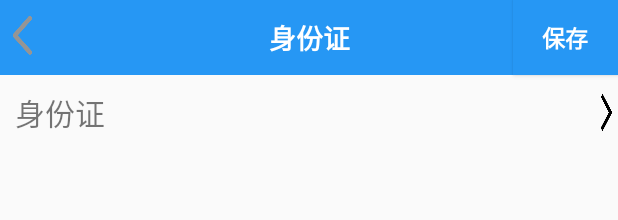
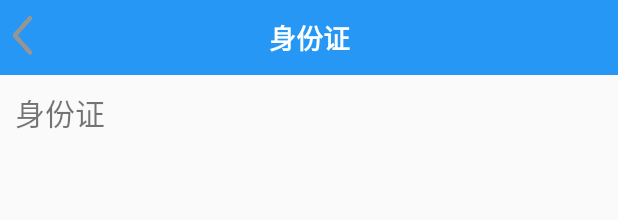
Before and after one commit to Tsukansama/Android_Group08, an Android app: the layout activity_sfz.xml on its own in the app's theme, with its tools: preview values and no code run, on a phone screen of 412 x 824 dp. Shown: the top 220 px of the screen. Run offline under Robolectric (Android 15) with nearby library versions, the phone set to English and light mode, and no system bars.

```diff
--- a/app/src/main/res/layout/activity_sfz.xml
+++ b/app/src/main/res/layout/activity_sfz.xml
@@ -3,7 +3,7 @@
     android:layout_width="match_parent"
     android:layout_height="match_parent">
     <Button
-        android:id="@+id/btn_home2"
+        android:id="@+id/btn_back"
         android:layout_width="30dp"
         android:layout_height="35dp"
         android:layout_alignParentTop="true"
@@ -22,21 +22,9 @@
         android:textSize="18dp"
         android:background="#2697F4"
         android:textStyle="bold" />
-    <Button
-        android:id="@+id/btn_sfzbc"
-        android:layout_width="70dp"
-        android:layout_height="50dp"
-        android:layout_rowWeight="1"
-        android:layout_columnWeight="1"
-        android:gravity="center"
-        android:layout_alignParentRight="true"
-        android:text="保存"
-        android:textSize="15dp"
-        android:textColor="#FFFFFF"
-        android:background="#2697F4"
-        android:textStyle="bold" />
+
     <TextView
-        android:id="@+id/btn_home3"
+        android:id="@+id/text_identify"
         android:layout_width="match_parent"
         android:layout_height="50dp"
         android:layout_marginLeft="10dp"
@@ -44,15 +32,6 @@
         android:gravity="center_vertical|left"
         android:layout_below="@id/btn_home"
         android:textSize="20dp"/>
-    <Button
-        android:id="@+id/btn_sfz"
-        android:layout_width="15dp"
-        android:layout_height="30dp"
-        android:layout_marginTop="10dp"
-        android:gravity="center_vertical|left"
-        android:layout_below="@id/btn_home"
-        android:layout_alignParentRight="true"
-        android:background="@drawable/fanhui"
-        android:clickable="false" />
+
 
 </RelativeLayout>
```
Also changed, not shown: app/src/main/java/com/example/cainiaoguo/base/BaseFragment.java (+7 -1 lines), app/src/main/java/com/example/cainiaoguo/ui/activity/sfzActivity.java (+18 -16 lines), app/src/main/java/com/example/cainiaoguo/ui/adapter/ListViewAdapter.java (+69 -27 lines), app/src/main/java/com/example/cainiaoguo/ui/fragment/HomeFragment.java (+43 -2 lines).
